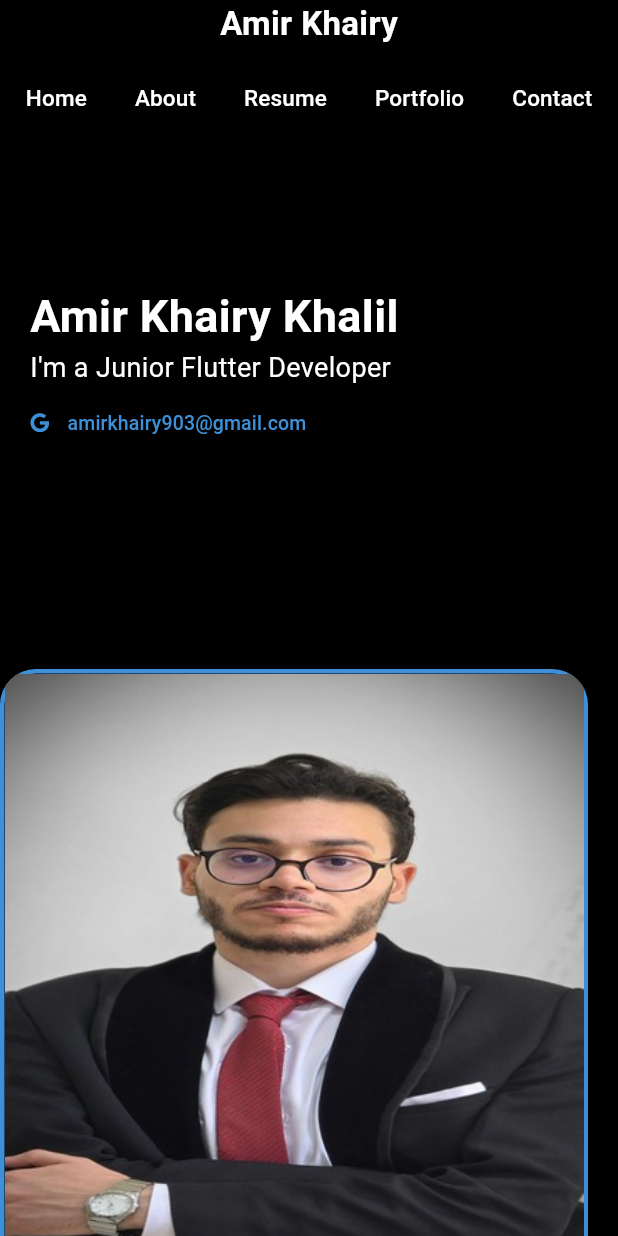
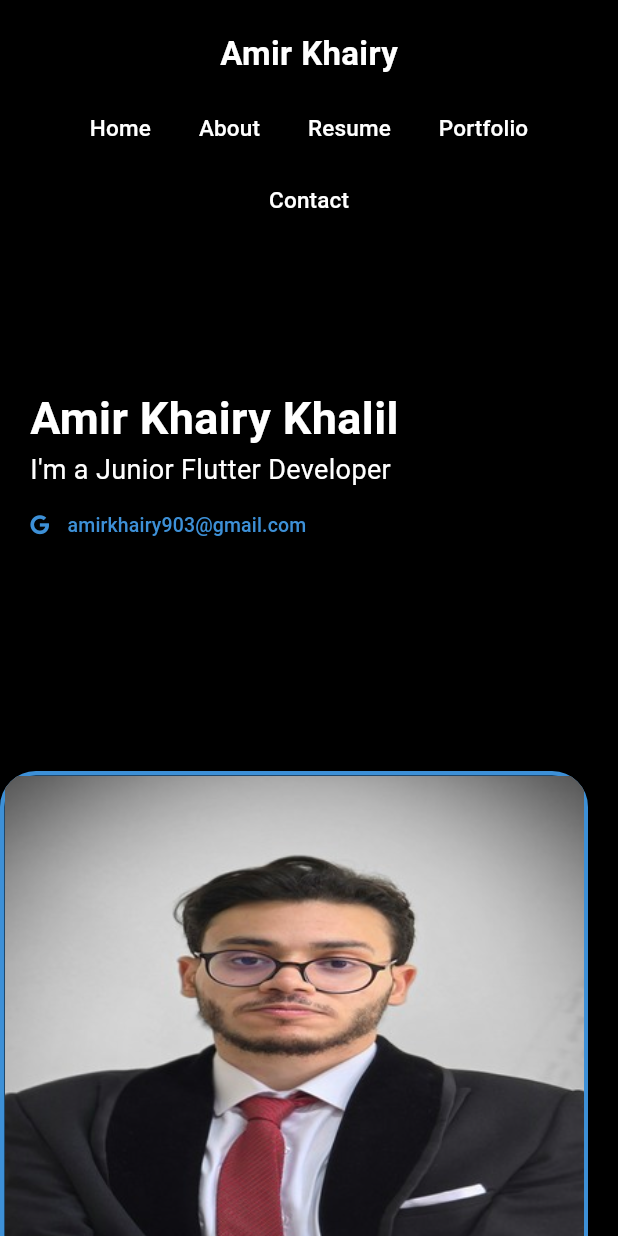
Before and after one commit to AmirKhairy/portfolio, a Flutter app: the screen it shows after launch, on a phone screen of 412 x 824 dp. Run offline on Flutter 3.47's test engine with Material 3 defaults, Android fonts, the phone set to English and light mode, and no system bars; our stand-ins replace flutter_bloc, flutter_staggered_animations, font_awesome_flutter.

Commit message:
Update resume download and responsive layout

```diff
--- a/lib/features/resume_page/resume_page.dart
+++ b/lib/features/resume_page/resume_page.dart
@@ -33,7 +33,7 @@ class ResumePage extends StatelessWidget {
               const Text('Resume', style: TextStyle(fontSize: 40, color: Colors.white, fontWeight: FontWeight.bold)),
               const SizedBox(height: 16),
               OutlinedButton.icon(
-                onPressed: () => launchUrl(Uri.parse('assets/Amir_Khairy_Khalil_CV.pdf')),
+                onPressed: () => launchUrl(Uri.parse('assets/Amir_Khairy_Khalil_Flutter_CV.pdf')),
                 icon: const Icon(Icons.download),
                 label: const Text('Download Resume'),
                 style: OutlinedButton.styleFrom(foregroundColor: blue, side: const BorderSide(color: blue)),
--- a/lib/layout.dart
+++ b/lib/layout.dart
@@ -91,10 +91,8 @@ class Layout extends StatelessWidget {
     bool isMobile = Responsive.isMobile(context);
 
     if (isMobile) {
-      return Positioned(
-        top: 20,
-        left: 20,
-        right: 20,
+      return Padding(
+        padding: const EdgeInsets.fromLTRB(20, 20, 20, 0),
         child: Column(
           children: [
             Text(
--- a/pubspec.yaml
+++ b/pubspec.yaml
@@ -53,7 +53,7 @@ flutter:
   # To add assets to your application, add an assets section, like this:
   assets:
     - assets/images/
-    - assets/Amir_Khairy_Khalil_CV.pdf
+    - assets/Amir_Khairy_Khalil_Flutter_CV.pdf
   # An image asset can refer to one or more resolution-specific "variants", see
   # https://flutter.dev/to/resolution-aware-images
   # For details regarding adding assets from package dependencies, see
```
Also changed, not shown: 1 other file.
